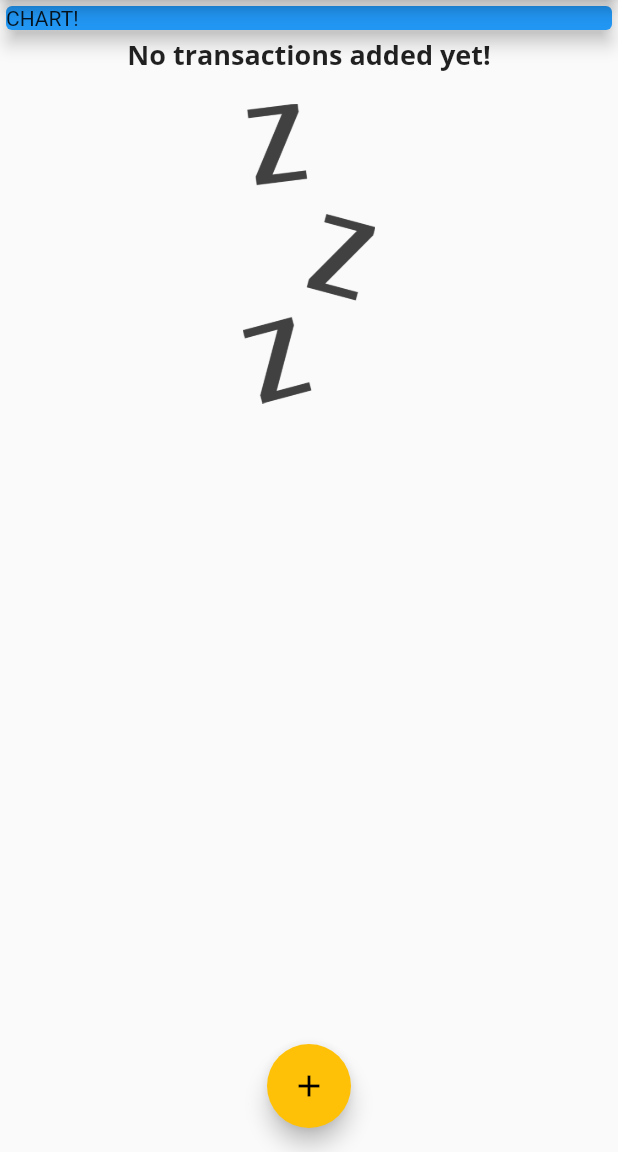
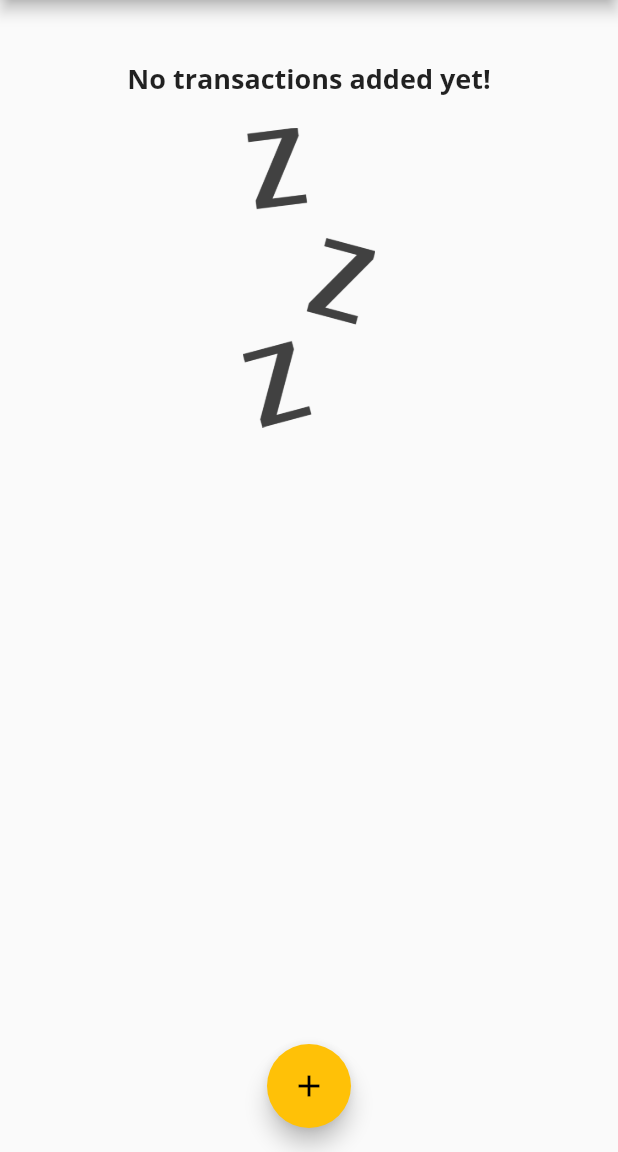
Before and after one commit to A1doranM/personal_expenses_app, a Flutter app: the screen it shows after launch, on a phone screen of 412 x 824 dp, the part 84-1236 px from its top. Run offline on Flutter 3.47's test engine with Material 2 defaults, Android fonts, the phone set to English and light mode, and no system bars.

Commit message:
added new widget - chart

```diff
--- a/lib/main.dart
+++ b/lib/main.dart
@@ -1,4 +1,5 @@
 import 'package:flutter/material.dart';
+import 'package:personalexpensesapp/widgets/chart.dart';
 
 import './widgets/new_transaction.dart';
 import './widgets/transaction_list.dart';
@@ -44,20 +45,14 @@ class MyHomePage extends StatefulWidget {
 }
 
 class _MyHomePageState extends State<MyHomePage> {
-  final List<Transaction> _userTransactions = [
-    // Transaction(
-    //   id: 't1',
-    //   title: 'New Shoes',
-    //   amount: 69.99,
-    //   date: DateTime.now(),
-    // ),
-    // Transaction(
-    //   id: 't2',
-    //   title: 'Weekly Groceries',
-    //   amount: 16.53,
-    //   date: DateTime.now(),
-    // ),
-  ];
+  final List<Transaction> _userTransactions = [];
+
+  List<Transaction> get _recentTransactions {
+    return _userTransactions.where((transaction) {
+      return transaction.date
+          .isAfter(DateTime.now().subtract(Duration(days: 7)));
+    }).toList();
+  }
 
   void _addNewTransaction(String txTitle, double txAmount) {
     final newTx = Transaction(
@@ -104,13 +99,8 @@ class _MyHomePageState extends State<MyHomePage> {
           // mainAxisAlignment: MainAxisAlignment.start,
           crossAxisAlignment: CrossAxisAlignment.stretch,
           children: <Widget>[
-            Container(
-              width: double.infinity,
-              child: Card(
-                color: Colors.blue,
-                child: Text('CHART!'),
-                elevation: 5,
-              ),
+            Chart(
+              recentTransactions: _recentTransactions,
             ),
             TransactionList(transactions: _userTransactions),
           ],
--- /dev/null
+++ b/lib/widgets/chart.dart
@@ -0,0 +1,40 @@
+import 'package:flutter/material.dart';
+import 'package:intl/intl.dart';
+import '../models/transaction.dart';
+
+class Chart extends StatelessWidget {
+  final List<Transaction> recentTransactions;
+
+  Chart({@required this.recentTransactions});
+
+  List<Map<String, Object>> get groupedTransactionValues {
+    return List.generate(7, (index) {
+      final weekDay = DateTime.now().subtract(
+        Duration(days: index),
+      );
+      double totalSum;
+
+      for (int i = 0; i < recentTransactions.length; i++) {
+        if (recentTransactions[i].date.day == weekDay.day &&
+            recentTransactions[i].date.month == weekDay.month &&
+            recentTransactions[i].date.year == weekDay.year) {
+          totalSum += recentTransactions[i].amount;
+        }
+      }
+
+      return {'day': DateFormat.E().format(weekDay), 'amount': totalSum};
+    });
+  }
+
+  @override
+  Widget build(BuildContext context) {
+
+    return Card(
+      elevation: 6,
+      margin: EdgeInsets.all(20),
+      child: Row(
+        children: <Widget>[],
+      ),
+    );
+  }
+}
```
